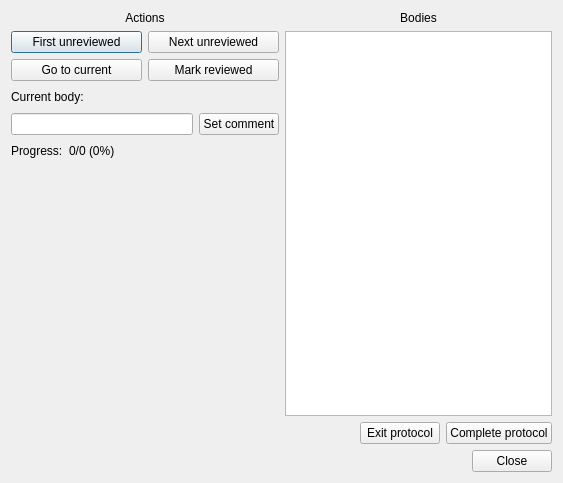
This is neurolabi/gui/protocols/orphanlinkprotocol.ui in janelia-flyem/NeuTu as Qt 5 draws it before an edit. The edited form follows.
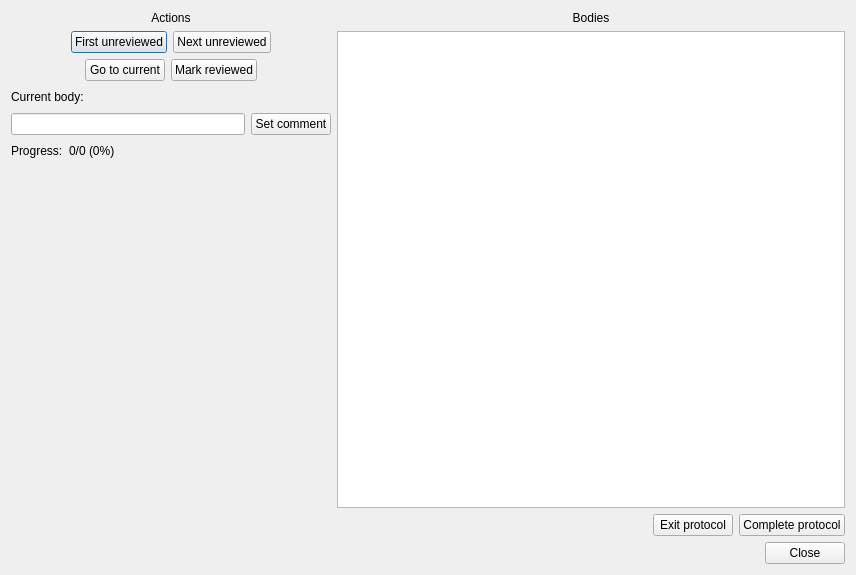
This is the edited form.

Commit message: task table populates

```diff
--- a/neurolabi/gui/protocols/orphanlinkprotocol.ui
+++ b/neurolabi/gui/protocols/orphanlinkprotocol.ui
@@ -6,8 +6,8 @@
    <rect>
     <x>0</x>
     <y>0</y>
-    <width>563</width>
-    <height>483</height>
+    <width>856</width>
+    <height>575</height>
    </rect>
   </property>
   <property name="windowTitle">
@@ -15,7 +15,7 @@
   </property>
   <layout class="QVBoxLayout" name="verticalLayout" stretch="1,0,0">
    <item>
-    <layout class="QHBoxLayout" name="horizontalLayout_2">
+    <layout class="QHBoxLayout" name="horizontalLayout_2" stretch="0,1">
      <item>
       <layout class="QVBoxLayout" name="verticalLayout_3">
        <property name="leftMargin">
@@ -33,6 +33,25 @@
        </item>
        <item>
         <layout class="QHBoxLayout" name="horizontalLayout_3">
+         <property name="leftMargin">
+          <number>20</number>
+         </property>
+         <property name="rightMargin">
+          <number>20</number>
+         </property>
+         <item>
+          <spacer name="horizontalSpacer_4">
+           <property name="orientation">
+            <enum>Qt::Horizontal</enum>
+           </property>
+           <property name="sizeHint" stdset="0">
+            <size>
+             <width>40</width>
+             <height>20</height>
+            </size>
+           </property>
+          </spacer>
+         </item>
          <item>
           <widget class="QPushButton" name="firstButton">
            <property name="text">
@@ -47,10 +66,36 @@
            </property>
           </widget>
          </item>
+         <item>
+          <spacer name="horizontalSpacer_5">
+           <property name="orientation">
+            <enum>Qt::Horizontal</enum>
+           </property>
+           <property name="sizeHint" stdset="0">
+            <size>
+             <width>40</width>
+             <height>20</height>
+            </size>
+           </property>
+          </spacer>
+         </item>
         </layout>
        </item>
        <item>
         <layout class="QHBoxLayout" name="horizontalLayout_4">
+         <item>
+          <spacer name="horizontalSpacer_6">
+           <property name="orientation">
+            <enum>Qt::Horizontal</enum>
+           </property>
+           <property name="sizeHint" stdset="0">
+            <size>
+             <width>40</width>
+             <height>20</height>
+            </size>
+           </property>
+          </spacer>
+         </item>
          <item>
           <widget class="QPushButton" name="gotoCurrentButton">
            <property name="text">
@@ -65,6 +110,19 @@
            </property>
           </widget>
          </item>
+         <item>
+          <spacer name="horizontalSpacer_7">
+           <property name="orientation">
+            <enum>Qt::Horizontal</enum>
+           </property>
+           <property name="sizeHint" stdset="0">
+            <size>
+             <width>40</width>
+             <height>20</height>
+            </size>
+           </property>
+          </spacer>
+         </item>
         </layout>
        </item>
        <item>
@@ -79,7 +137,7 @@
          <item>
           <widget class="QLabel" name="currentBodyLabel">
            <property name="text">
-            <string> </string>
+            <string/>
            </property>
           </widget>
          </item>
```
Left out of the diff: 9 changed lines with no effect on the pictures. The commit also changes 2 other files.
